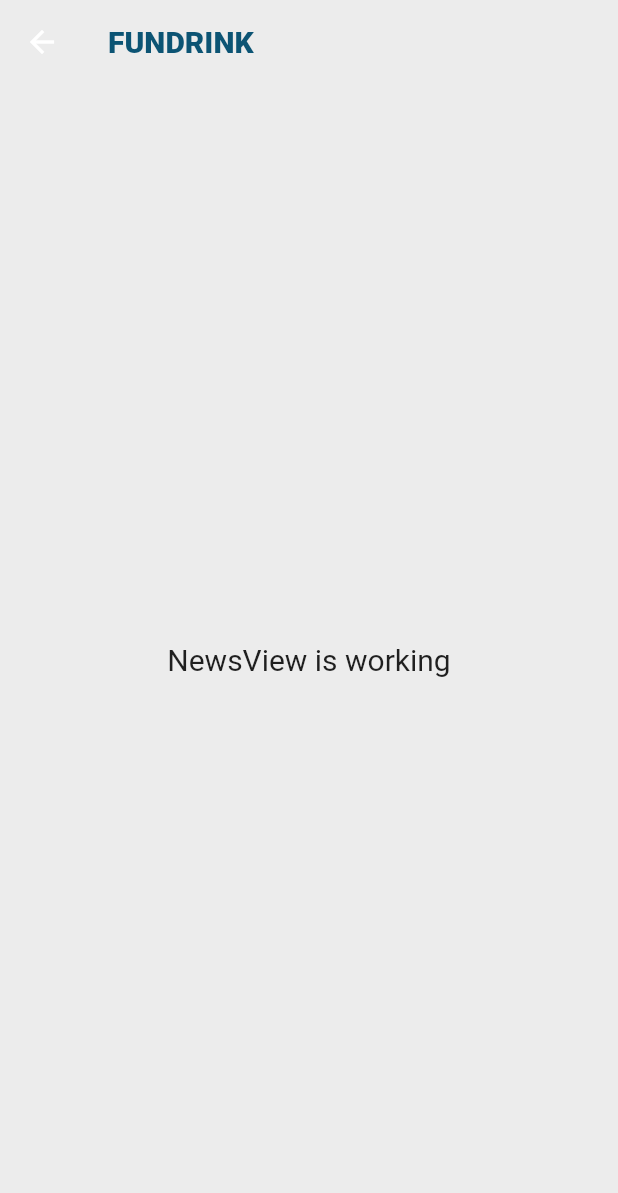
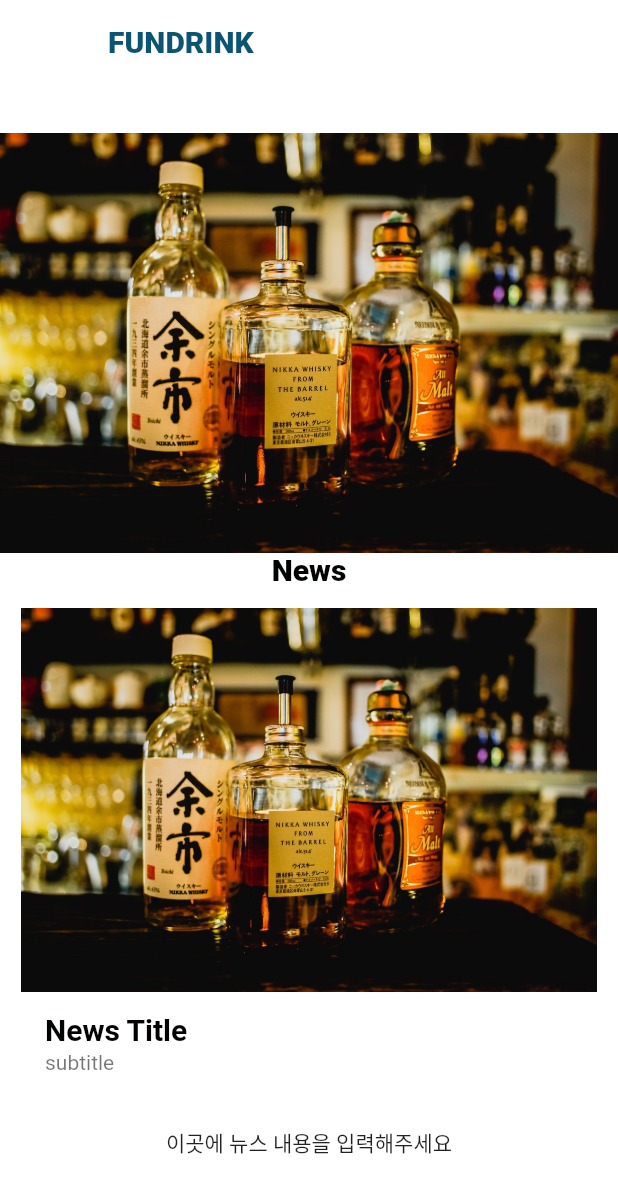
Before and after one commit to dc143cDev/custom_spirit, a Flutter app: the NewsView screen opened by its route, on a phone screen of 412 x 824 dp. Shown: the top 1193 px of the screen. Run offline on Flutter 3.47's test engine with Material 2 defaults, Android fonts, the phone set to English and light mode, and no system bars; our stand-ins replace fluttertoast, get, shared_preferences; missing offline and left inert: flutter_naver_login; accounts and stored records are empty; Roboto replaces fonts that are missing (SM).

Commit message:
뉴스 페이지 ui 구현

```diff
--- a/lib/app/modules/home/views/home_view.dart
+++ b/lib/app/modules/home/views/home_view.dart
@@ -32,7 +32,7 @@
         unselectedLabelStyle:
             TextStyle(fontFamily: 'SM', fontWeight: FontWeight.w300),
         selectedItemColor: accentBLue,
-        backgroundColor: primaryLight,
+        backgroundColor: bgColor,
         currentIndex: selectedIndex,
         onTap: (int index) {
           setState(() {
--- a/lib/app/modules/login/views/login_view.dart
+++ b/lib/app/modules/login/views/login_view.dart
@@ -55,7 +55,7 @@
 
           await RememberUser.saveRememberUserInfo(userInfo);
 
-          Get.to(HomeView());
+          Get.off(HomeView());
 
           setState(() {
             emailController.clear();
@@ -173,7 +173,7 @@
                 ),
                 TextButton(
                   onPressed: () {
-                    Get.to(SignView());
+                    Get.off(SignView());
                   },
                   child: Text(
                     'Create Account',
--- a/lib/app/modules/login/views/signup_view.dart
+++ b/lib/app/modules/login/views/signup_view.dart
@@ -19,6 +19,19 @@
   var userNameController = TextEditingController();
   var emailController = TextEditingController();
   var passwordController = TextEditingController();
+
+  getUserData() async {
+    var url =
+        Uri.parse('http://192.168.0.150/api_new_users/user/test_data.json');
+    var response = await http.get(url);
+    print('${response.body}');
+
+    url = Uri.parse(API.jsonDataTest);
+    response = await http.post(url, body: {
+      'key': 'value',
+    });
+    print('${response.body}');
+  }
 
   checkUserEmail() async {
     try {
@@ -198,7 +211,9 @@
                   height: 30,
                 ),
                 TextButton(
-                  onPressed: () {},
+                  onPressed: () {
+                    getUserData();
+                  },
                   child: Text(
                     '1234',
                     style: TextStyle(
--- /dev/null
+++ b/lib/app/modules/news/views/news_banner.dart
@@ -0,0 +1,61 @@
+import 'package:flutter/material.dart';
+import 'dart:async';
+
+import 'package:kostamobile/palette.dart';
+
+class ScrollBanner extends StatefulWidget {
+  const ScrollBanner({Key? key}) : super(key: key);
+
+  @override
+  State<ScrollBanner> createState() => _ScrollBannerState();
+}
+
+class _ScrollBannerState extends State<ScrollBanner> {
+  int currentPage = 0;
+  //배너 이미지
+  List bannerPNG = [
+    'assets/images/banner01.png',
+    'assets/images/banner02.png',
+    'assets/images/banner03.png',
+    'assets/images/banner04.png',
+    'assets/images/banner05.png',
+    'assets/images/banner06.png'
+  ];
+  PageController _pageController = PageController(
+    initialPage: 0,
+  );
+
+  @override
+  void initState() {
+    super.initState();
+    Timer.periodic(Duration(seconds: 5), (timer) {
+      if (currentPage < 5) {
+        currentPage++;
+      } else {
+        currentPage = 0;
+      }
+
+      _pageController.animateToPage(currentPage,
+          duration: Duration(seconds: 3), curve: Curves.easeInSine);
+    });
+  }
+
+  @override
+  Widget build(BuildContext context) {
+    return PageView.builder(
+      pageSnapping: true,
+      controller: _pageController,
+      itemCount: 6,
+      itemBuilder: (context, index) {
+        return Container(
+            width: 700,
+            height: 400,
+            color: accentBLue,
+            child: Image.asset(
+              bannerPNG[index],
+              fit: BoxFit.cover,
+            ));
+      },
+    );
+  }
+}
--- /dev/null
+++ b/lib/app/modules/news/views/news_tab.dart
@@ -0,0 +1,58 @@
+import 'package:flutter/material.dart';
+import 'package:kostamobile/palette.dart';
+
+class NewsTab extends StatefulWidget {
+  const NewsTab({Key? key}) : super(key: key);
+
+  @override
+  State<NewsTab> createState() => _NewsTabState();
+}
+
+class _NewsTabState extends State<NewsTab> {
+  //추후에 db에서 받아온 데이터로 위젯 만들어서 뿌려줌. 임시로 위젯 지정
+  List<Widget> newsWidget = [
+    newsCard(),
+    newsCard(),
+    newsCard(),
+  ];
+  @override
+  Widget build(BuildContext context) {
+    return PageView(
+      pageSnapping: true,
+      children: [
+        newsCard(),
+        newsCard(),
+        newsCard(),
+      ],
+    );
+  }
+}
+
+newsCard() {
+  return InkWell(
+    onTap: () {
+      print('asdf');
+    },
+    child: Container(
+      child: Card(
+        elevation: 0,
+        child: Column(
+          children: [
+            Image.asset('assets/images/banner01.png'),
+            ListTile(
+              title: Text(
+                'News Title',
+                style: titleText(),
+              ),
+              subtitle: Text('subtitle'),
+            ),
+            Padding(
+              padding: EdgeInsets.all(18),
+              child: Text('이곳에 뉴스 내용을 입력해주세요'),
+            ),
+          ],
+        ),
+      ),
+    ),
+  );
+}
--- a/lib/app/modules/news/views/news_view.dart
+++ b/lib/app/modules/news/views/news_view.dart
@@ -1,6 +1,8 @@
 import 'package:flutter/material.dart';
 
 import 'package:get/get.dart';
+import 'package:kostamobile/app/modules/news/views/news_banner.dart';
+import 'package:kostamobile/app/modules/news/views/news_tab.dart';
 import 'package:kostamobile/palette.dart';
 
 import '../controllers/news_controller.dart';
@@ -10,17 +12,41 @@
   @override
   Widget build(BuildContext context) {
     return Scaffold(
-      backgroundColor: primaryLight,
+      backgroundColor: bgColor,
       appBar: AppBar(
-        backgroundColor: primaryLight,
+        backgroundColor: bgColor,
         elevation: 0,
         title: LogoAB(),
         centerTitle: false,
       ),
       body: Center(
-        child: Text(
-          'NewsView is working',
-          style: TextStyle(fontSize: 20),
+        child: SingleChildScrollView(
+          child: Column(
+            children: [
+              Container(
+                height: 280,
+                child: ScrollBanner(),
+              ),
+              Container(
+                child: Text(
+                  'News',
+                  style: TextStyle(
+                    fontFamily: 'SM',
+                    fontWeight: FontWeight.w800,
+                    color: textDark,
+                    fontSize: 20,
+                  ),
+                ),
+              ),
+              Container(
+                height: 400,
+                child: Padding(
+                  padding: EdgeInsets.all(10),
+                  child: NewsTab(),
+                ),
+              ),
+            ],
+          ),
         ),
       ),
     );
```
Also changed, not shown: assets/images/banner01.png (added), assets/images/banner02.png (added), assets/images/banner03.png (added), assets/images/banner04.png (added), assets/images/banner05.png (added), assets/images/banner06.png (added), lib/app/modules/news/views/news_funding_ranking.dart (added).
